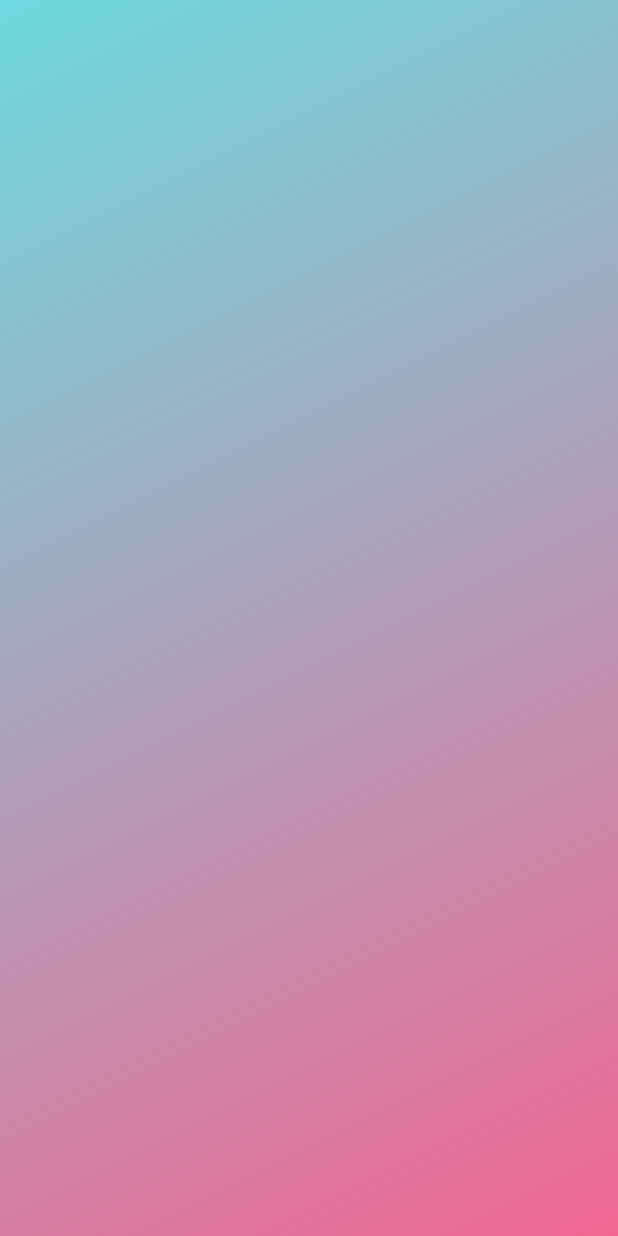
After one commit to ChathraNavoda/Educational_app, a Flutter app: the LoginScreen screen opened by its route, on a phone screen of 412 x 824 dp. The commit adds this screen. Run offline on Flutter 3.47's test engine with Material 2 defaults, Android fonts, the phone set to English and light mode, and no system bars; our stand-ins replace cached_network_image, cloud_firestore, firebase_auth, firebase_core, firebase_storage, flutter_zoom_drawer and 4 more; missing offline and left inert: dart:ffi; accounts and stored records are empty; project files that could hold a hidden picture were left out.

Commit message:
navigate to login screen

```diff
--- a/lib/controllers/question_papers/question_paper_controller.dart
+++ b/lib/controllers/question_papers/question_paper_controller.dart
@@ -48,6 +48,7 @@ class QuestionPaperController extends GetxController {
         //Get.toNamed(page)
       }
     } else {
+      print('The title is ${paper.title}');
       _authController.showLoginAlertDialogue();
     }
   }
--- a/lib/routes/app_route.dart
+++ b/lib/routes/app_route.dart
@@ -2,6 +2,7 @@ import 'package:educational_app/controllers/question_papers/question_paper_contr
 import 'package:educational_app/controllers/zoom_drawer_controller.dart';
 import 'package:educational_app/screens/home/home_screen.dart';
 import 'package:educational_app/screens/introduction/introduction.dart';
+import 'package:educational_app/screens/login/login_screen.dart';
 import 'package:educational_app/screens/splash/splash_screen.dart';
 import 'package:get/get.dart';
 
@@ -13,14 +14,15 @@ class AppRoutes {
           page: () => AppIntroductionScreen(),
         ),
         GetPage(
-            name: "/home",
-            page: () => HomeScreen(),
-            binding: BindingsBuilder(() {
-              Get.lazyPut<QuestionPaperController>(
-                  () => QuestionPaperController());
+          name: "/home",
+          page: () => HomeScreen(),
+          binding: BindingsBuilder(() {
+            Get.lazyPut<QuestionPaperController>(
+                () => QuestionPaperController());
 
-              Get.lazyPut<MyZoomDrawerController>(
-                  () => MyZoomDrawerController());
-            })),
+            Get.lazyPut<MyZoomDrawerController>(() => MyZoomDrawerController());
+          }),
+        ),
+        GetPage(name: LoginScreen.routeName, page: () => LoginScreen())
       ];
 }
--- a/lib/screens/home/question_card.dart
+++ b/lib/screens/home/question_card.dart
@@ -2,6 +2,7 @@ import 'package:cached_network_image/cached_network_image.dart';
 import 'package:educational_app/configs/themes/app_icons.dart';
 import 'package:educational_app/configs/themes/custom_text_style.dart';
 import 'package:educational_app/configs/themes/ui_parameters.dart';
+import 'package:educational_app/controllers/question_papers/question_paper_controller.dart';
 import 'package:educational_app/models/question_paper_model.dart';
 import 'package:educational_app/widgets/app_icon_text.dart';
 import 'package:flutter/cupertino.dart';
@@ -10,7 +11,7 @@ import 'package:flutter/src/widgets/container.dart';
 import 'package:flutter/src/widgets/framework.dart';
 import 'package:get/get.dart';
 
-class QuestionCard extends StatelessWidget {
+class QuestionCard extends GetView<QuestionPaperController> {
   const QuestionCard({super.key, required this.model});
 
   final QuestionPaperModel model;
@@ -25,7 +26,7 @@ class QuestionCard extends StatelessWidget {
           color: Theme.of(context).cardColor),
       child: InkWell(
         onTap: () {
-          print('${model.title}');
+          controller.navigateToQeustions(paper: model);
         },
         child: Padding(
           padding: const EdgeInsets.all(_padding),
--- /dev/null
+++ b/lib/screens/login/login_screen.dart
@@ -0,0 +1,20 @@
+import 'package:educational_app/configs/themes/app_color.dart';
+import 'package:flutter/material.dart';
+import 'package:flutter/rendering.dart';
+import 'package:flutter/src/widgets/container.dart';
+import 'package:flutter/src/widgets/framework.dart';
+
+class LoginScreen extends StatelessWidget {
+  const LoginScreen({super.key});
+
+  static const String routeName = "/login";
+
+  @override
+  Widget build(BuildContext context) {
+    return Scaffold(
+      body: Container(
+        decoration: BoxDecoration(gradient: mainGradient()),
+      ),
+    );
+  }
+}
--- a/lib/widgets/dialogs/dialogue_widget.dart
+++ b/lib/widgets/dialogs/dialogue_widget.dart
@@ -15,6 +15,8 @@ class Dialogs {
   static Widget questionStartDialogue({required VoidCallback onTap}) {
     return AlertDialog(
       content: Column(
+        crossAxisAlignment: CrossAxisAlignment.start,
+        mainAxisSize: MainAxisSize.min,
         children: const [
           Text(
             "Hi",
```
Also changed, not shown: lib/controllers/auth_controller.dart (+6 -1 lines).
